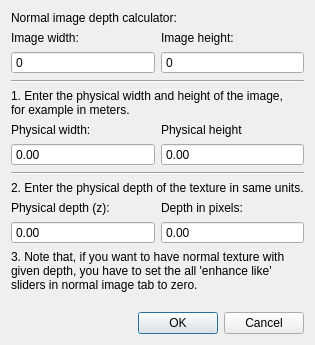
Above: Sources/dialogheightcalculator.ui from kmkolasinski/AwesomeBump before the change. Below: the same form after it.
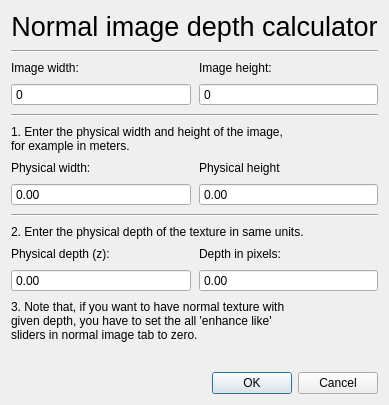
That is the form after the change.

Diff of the .ui file:
```diff
--- a/Sources/dialogheightcalculator.ui
+++ b/Sources/dialogheightcalculator.ui
@@ -6,18 +6,36 @@
    <rect>
     <x>0</x>
     <y>0</y>
-    <width>288</width>
-    <height>345</height>
+    <width>341</width>
+    <height>405</height>
    </rect>
   </property>
   <property name="windowTitle">
    <string>Normal image depth calculator</string>
   </property>
   <layout class="QVBoxLayout" name="verticalLayout">
+   <property name="spacing">
+    <number>8</number>
+   </property>
    <item>
     <widget class="QLabel" name="label_10">
+     <property name="font">
+      <font>
+       <pointsize>20</pointsize>
+      </font>
+     </property>
      <property name="text">
-      <string>Normal image depth calculator:</string>
+      <string>Normal image depth calculator</string>
+     </property>
+     <property name="alignment">
+      <set>Qt::AlignCenter</set>
+     </property>
+    </widget>
+   </item>
+   <item>
+    <widget class="Line" name="line_3">
+     <property name="orientation">
+      <enum>Qt::Horizontal</enum>
      </property>
     </widget>
    </item>
```
Left out of the diff: 2 changed lines with no effect on the pictures.
